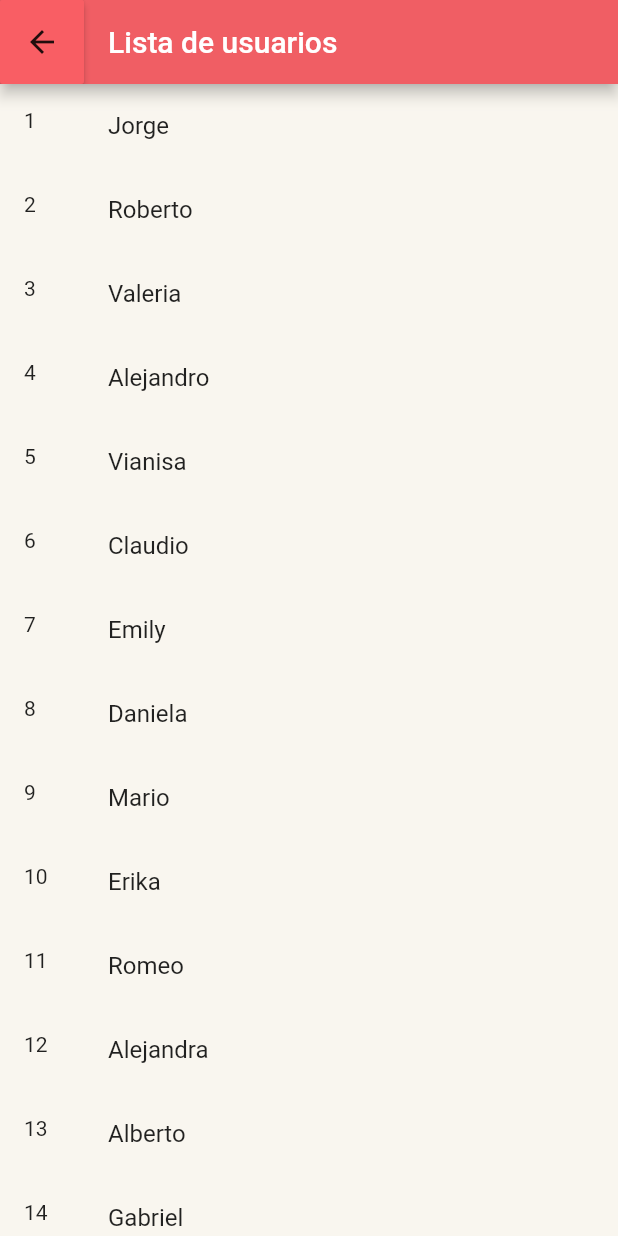
After one commit to FireSoul512/Trabajo_Dart, a Flutter app: the List_Page screen opened directly, on a phone screen of 412 x 824 dp. The commit adds this screen. Run offline on Flutter 3.47's test engine with Material 2 defaults, Android fonts, the phone set to English and light mode, and no system bars; our stand-ins replace toast.

Commit message:
Casi terminado
Solo me falta el boton del inicio, esta muy grande

```diff
--- a/lib/src/pages/first_page.dart
+++ b/lib/src/pages/first_page.dart
@@ -19,7 +19,7 @@ class First_Page extends StatelessWidget{
           },
         ),
         backgroundColor: Color.fromRGBO(240, 94, 100, 1),
-        title: Text("new page 2"),
+        title: Text("Usuario"),
       ),
       body: Center(
         child: Column(
--- /dev/null
+++ b/lib/src/pages/list_page.dart
@@ -0,0 +1,80 @@
+import 'package:flutter/material.dart';
+import 'package:trabajo2/src/pages/first_page.dart';
+
+class List_Page extends StatelessWidget{
+  @override
+  Widget build(BuildContext context) {
+    return Scaffold(
+      backgroundColor: Color.fromRGBO(249, 246, 239, 1),
+      appBar: AppBar(
+        leading: RaisedButton(
+          color: Color.fromRGBO(249, 94, 100, 1),
+          child: const Icon(Icons.arrow_back),
+          onPressed: () {
+            Navigator.of(context).pop();
+          },
+        ),
+        backgroundColor: Color.fromRGBO(240, 94, 100, 1),
+        title: Text("Lista de usuarios"),
+      ),
+      body: UserList(),
+    );
+  }
+}
+
+
+class UserList extends StatefulWidget {
+  @override
+  _UserListState createState() => _UserListState();
+}
+
+class _UserListState extends State<UserList> {
+  List users;
+
+  @override
+  void initState() {
+    users = [
+      'Jorge',
+      'Roberto',
+      'Valeria',
+      'Alejandro',
+      'Vianisa',
+      'Claudio',
+      'Emily',
+      'Daniela',
+      'Mario',
+      'Erika',
+      'Romeo',
+      'Alejandra',
+      'Alberto',
+      'Gabriel',
+      'Jose',
+      'David',
+      'Pamela',
+      'Luis',
+      'Jhon',
+      'Hanzo',
+    ];
+    super.initState();
+  }
+
+  @override
+  Widget build(BuildContext context) {
+    return ListView.builder(
+      itemBuilder: (context, index){
+        int numero = index + 1;
+        return ListTile(
+          title: Text(users[index]),
+          leading: Text("$numero"),
+          onTap: (){
+            Navigator.of(context).push(MaterialPageRoute(
+              builder: (context) => First_Page(users[index]),
+            ));
+
+          },
+        );
+      },
+      itemCount: users.length,
+    );
+  }
+}
--- a/lib/src/pages/new_page.dart
+++ b/lib/src/pages/new_page.dart
@@ -1,6 +1,6 @@
 import 'package:flutter/material.dart';
-import 'package:trabajo2/src/pages/first_page.dart';
 import 'package:trabajo2/src/pages/info_developer.dart';
+import 'package:trabajo2/src/pages/list_page.dart';
 import 'package:toast/toast.dart';
 
 
@@ -58,7 +58,7 @@ class NewPage extends StatelessWidget {
                     Toast.show("Los campos estan vacios", context, duration: Toast.LENGTH_LONG, gravity:  Toast.CENTER);
                   } else if(password == user){
                     Navigator.of(context).push(MaterialPageRoute(
-                      builder: (context) => First_Page(user)
+                      builder: (context) => List_Page()
                     ));
                   } else {
                     Toast.show("El usuario y la contraseña no coinsiden", context, duration: Toast.LENGTH_LONG, gravity:  Toast.CENTER);
@@ -71,6 +71,7 @@ class NewPage extends StatelessWidget {
 
       ),
       bottomNavigationBar: BottomAppBar(
+        color: Color.fromRGBO(249, 246, 239, 1),
         child: RaisedButton(
           color: Color.fromRGBO(42, 200, 194, 1),
           textColor: Colors.white,
```
